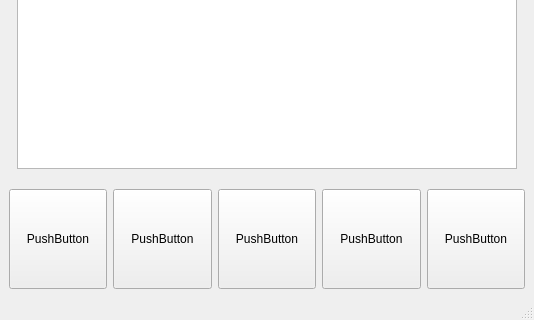
KAARAY-KB/KRAY, file src/core/kray.ui: the form before one commit; both pictures show x 0 to 534 and y 159 to 479 of the 534 by 479 pixel window.
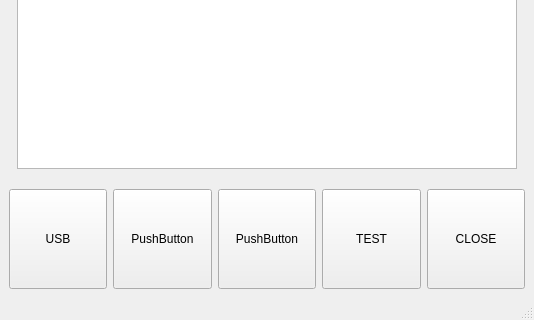
The form after the commit.

```diff
--- a/src/core/kray.ui
+++ b/src/core/kray.ui
@@ -77,6 +77,19 @@
       </item>
       <item>
        <layout class="QHBoxLayout" name="horizontalLayout">
+        <item>
+         <widget class="QPushButton" name="btn_usb">
+          <property name="minimumSize">
+           <size>
+            <width>0</width>
+            <height>100</height>
+           </size>
+          </property>
+          <property name="text">
+           <string>USB</string>
+          </property>
+         </widget>
+        </item>
         <item>
          <widget class="QPushButton" name="pushButton">
           <property name="minimumSize">
@@ -112,7 +125,7 @@
            </size>
           </property>
           <property name="text">
-           <string>PushButton</string>
+           <string>TEST</string>
           </property>
          </widget>
         </item>
@@ -125,20 +138,7 @@
            </size>
           </property>
           <property name="text">
-           <string>PushButton</string>
-          </property>
-         </widget>
-        </item>
-        <item>
-         <widget class="QPushButton" name="pushButton_5">
-          <property name="minimumSize">
-           <size>
-            <width>0</width>
-            <height>100</height>
-           </size>
-          </property>
-          <property name="text">
-           <string>PushButton</string>
+           <string>CLOSE</string>
           </property>
          </widget>
         </item>
```
Left out of the diff: 4 changed lines with no effect on the pictures.
